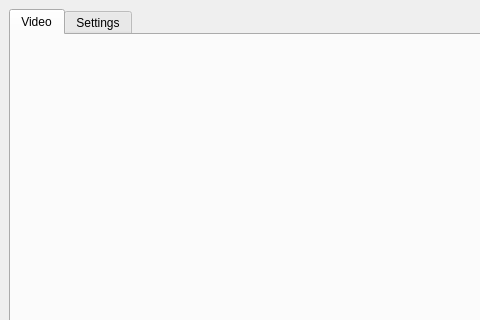
This is mainwindow.ui in TNTwise/REAL-Video-Enhancer as Qt 5 draws it before an edit; both pictures show x 0 to 480 and y 0 to 320 of the 1194 by 699 pixel window. The edited form follows.
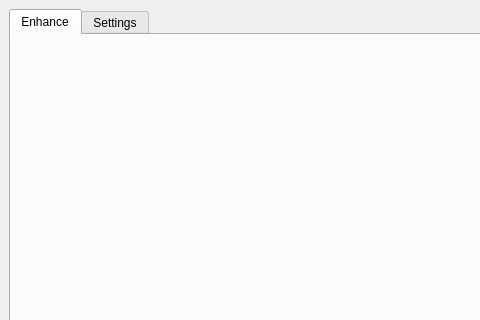
This is the edited form. Icons and pictures are not drawn.

What changed in the file:
```diff
--- a/mainwindow.ui
+++ b/mainwindow.ui
@@ -22,7 +22,7 @@
       </property>
       <widget class="QWidget" name="Video">
        <attribute name="title">
-        <string>Video</string>
+        <string>Enhance</string>
        </attribute>
        <layout class="QVBoxLayout" name="verticalLayout">
         <item>
```
